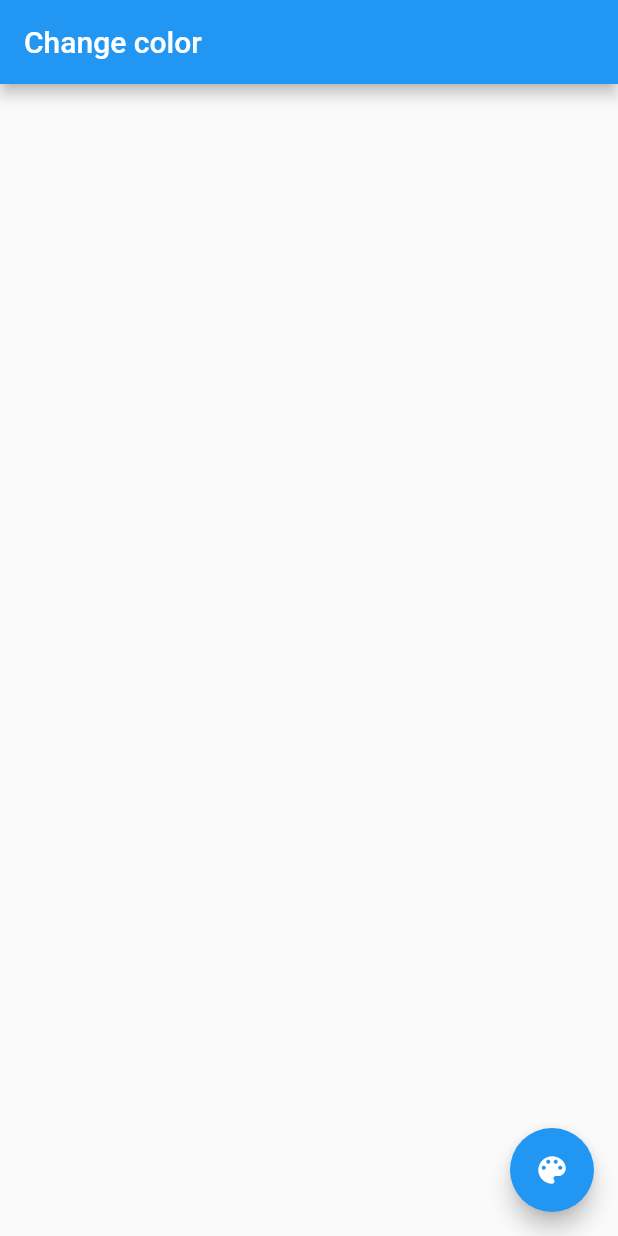
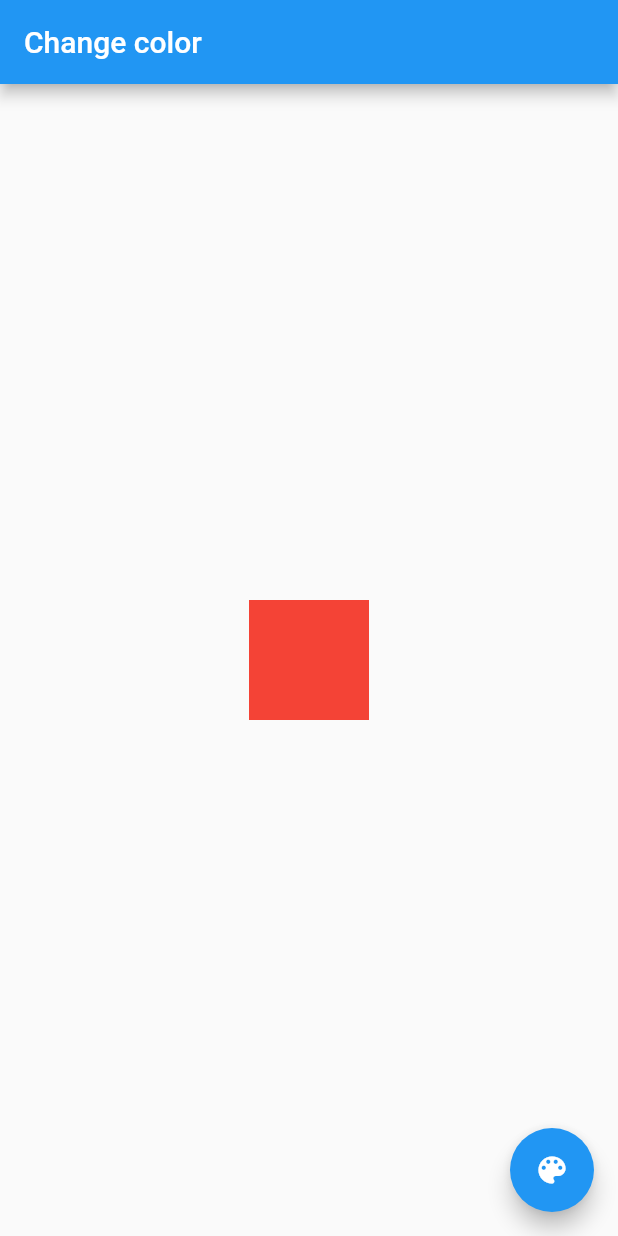
Before and after one commit to Zhark10/flutter-hive, a Flutter app: the screen it shows after launch, after a tap on the "color lens" icon, on a phone screen of 412 x 824 dp. Run offline on Flutter 3.47's test engine with Material 2 defaults, Android fonts, the phone set to English and light mode, and no system bars; our stand-ins replace hive; accounts and stored records are empty; generated files the repository leaves out were written again.

Commit message:
minor changes

```diff
--- a/lib/main.dart
+++ b/lib/main.dart
@@ -4,7 +4,7 @@ import 'package:path_provider/path_provider.dart';
 import 'package:provider/provider.dart';
 
 import 'models/main_box.dart';
-import 'models/main_service.dart';
+import 'models/main_provider.dart';
 import 'screens/home_screen.dart';
 
 void main() {
@@ -22,7 +22,7 @@ class MyApp extends StatelessWidget {
   @override
   Widget build(BuildContext context) {
     return ChangeNotifierProvider(
-      create: (context) => MainService(),
+      create: (context) => MainProvider(),
       child: MaterialApp(
         title: 'Flutter Demo',
         theme: ThemeData(
--- a/lib/models/main_service.dart
+++ b/lib/models/main_provider.dart
@@ -4,7 +4,7 @@ import 'package:hive/hive.dart';
 
 import 'main_box.dart';
 
-class MainService extends ChangeNotifier {
+class MainProvider extends ChangeNotifier {
   String _boxName = "globalBox";
 
   GlobalState _global = GlobalState(colorTheme: Colors.red);
@@ -17,11 +17,11 @@ class MainService extends ChangeNotifier {
 
   void changeColorTheme(newColor) async {
     var box = await Hive.openBox<GlobalState>(_boxName);
-    await box.put(0, newColor);
+    print(box.get(0));
     notifyListeners();
   }
 
-  GlobalState get contactCount {
+  GlobalState get globalState {
     return _global;
   }
 }
--- a/lib/screens/home_screen.dart
+++ b/lib/screens/home_screen.dart
@@ -1,32 +1,36 @@
 import 'package:flutter/material.dart';
-import 'package:flutter_hive/models/main_box.dart';
+import 'package:flutter_hive/models/main_provider.dart';
 import 'package:provider/provider.dart';
 
 class HomeScreen extends StatelessWidget {
   @override
   Widget build(BuildContext context) {
-    // Provider.of<GlobalState>(context, listen: false);
+    final service = Provider.of<MainProvider>(context, listen: false);
 
     return Scaffold(
       appBar: AppBar(
         title: Text('Change color'),
       ),
-      // body: Center(
-      //   child: Column(
-      //     mainAxisAlignment: MainAxisAlignment.center,
-      //     children: <Widget>[
-      //       Expanded(
-      //         child: Container(
-      //           child: ContactsList(),
-      //         ),
-      //       )
-      //     ],
-      //   ),
-      // ),
+      body: Center(
+        child: Column(
+          mainAxisAlignment: MainAxisAlignment.center,
+          children: <Widget>[
+            Expanded(
+                child: Center(
+                    child: Container(
+              padding: const EdgeInsets.all(0.0),
+              color: service?.globalState?.colorTheme,
+              width: 80.0,
+              height: 80.0,
+            )))
+          ],
+        ),
+      ),
       floatingActionButton: FloatingActionButton(
         tooltip: 'Change color button',
         child: Icon(Icons.color_lens),
         onPressed: () {
+          service.changeColorTheme(Colors.green);
           // Navigator.pushNamed(context, '/AddContactScreen');
         },
       ),
```
